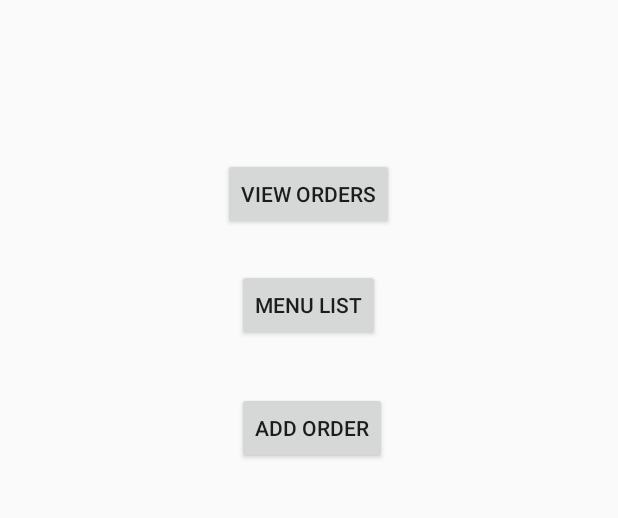
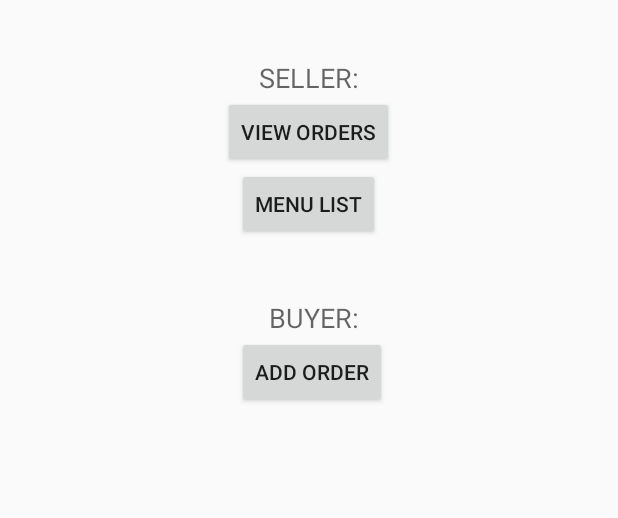
Before and after one commit to teamandroidangel/ECarinderia, an Android app: the screen it shows after launch (NavigationActivity), on a phone screen of 412 x 824 dp, the part 210-728 px from its top. Run offline under Robolectric (Android 15) with nearby library versions, the phone set to English and light mode, and no system bars.

Commit message:
fix navigation menu layout

```diff
--- a/app/src/main/res/layout/activity_navigation.xml
+++ b/app/src/main/res/layout/activity_navigation.xml
@@ -15,9 +15,8 @@
         android:text="VIEW ORDERS"
         android:id="@+id/button"
         android:onClick="onViewOrders"
-        android:layout_below="@+id/textView"
-        android:layout_centerHorizontal="true"
-        android:layout_marginTop="105dp" />
+        android:layout_below="@+id/textView2"
+        android:layout_centerHorizontal="true" />
 
     <Button
         android:layout_width="wrap_content"
@@ -26,8 +25,7 @@
         android:id="@+id/button2"
         android:onClick="onListMenu"
         android:layout_below="@+id/button"
-        android:layout_centerHorizontal="true"
-        android:layout_marginTop="26dp" />
+        android:layout_centerHorizontal="true" />
 
     <Button
         android:layout_width="wrap_content"
@@ -35,9 +33,8 @@
         android:text="ADD ORDER"
         android:id="@+id/button3"
         android:onClick="onCreateOrder"
-        android:layout_below="@+id/button2"
-        android:layout_alignStart="@+id/button2"
-        android:layout_marginTop="34dp" />
+        android:layout_below="@+id/textView3"
+        android:layout_alignStart="@+id/button2" />
 
     <TextView
         android:layout_width="wrap_content"
@@ -50,4 +47,24 @@
         android:layout_marginTop="70dp"
         android:textSize="40dp"
         android:textColor="@android:color/holo_red_dark" />
+
+    <TextView
+        android:layout_width="wrap_content"
+        android:layout_height="wrap_content"
+        android:textAppearance="?android:attr/textAppearanceMedium"
+        android:text="SELLER:"
+        android:id="@+id/textView2"
+        android:layout_below="@+id/textView"
+        android:layout_centerHorizontal="true"
+        android:layout_marginTop="39dp" />
+
+    <TextView
+        android:layout_width="wrap_content"
+        android:layout_height="wrap_content"
+        android:textAppearance="?android:attr/textAppearanceMedium"
+        android:text="BUYER:"
+        android:id="@+id/textView3"
+        android:layout_marginTop="39dp"
+        android:layout_below="@+id/button2"
+        android:layout_alignEnd="@+id/textView2" />
 </RelativeLayout>
```
